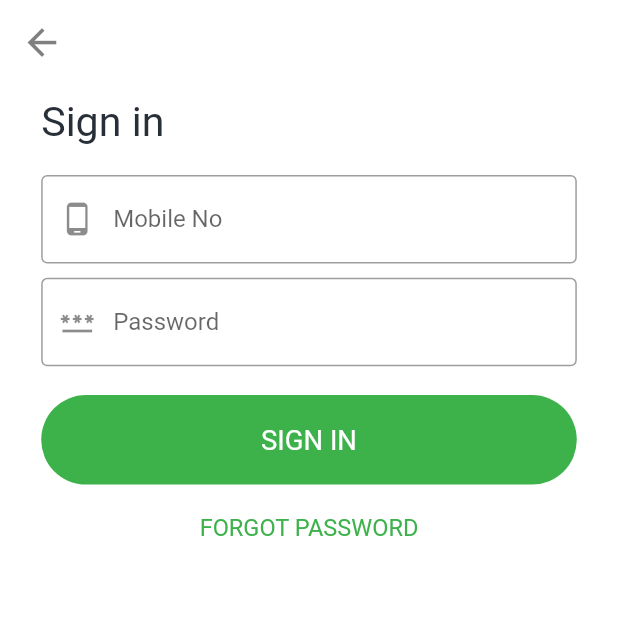
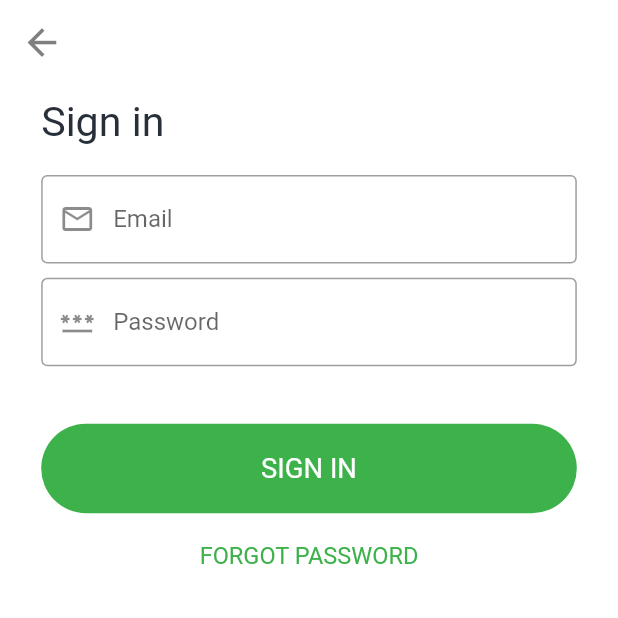
Before and after one commit to MhMahdi94/taxi_app, a Flutter app: the screen it shows after launch, after a tap on "SIGN IN", on a phone screen of 412 x 824 dp, the top half of it. Run offline on Flutter 3.47's test engine with Material 2 defaults, Android fonts, the phone set to English and light mode, and no system bars; our stand-ins replace awesome_snackbar_content, firebase_auth, firebase_core, flutter_bloc, flutter_screenutil, flutter_spinkit and 2 more; accounts and stored records are empty; network calls fail.

Commit message:
firebase auth/ signin function

```diff
--- a/lib/modules/auth/cubit/states.dart
+++ b/lib/modules/auth/cubit/states.dart
@@ -11,3 +11,13 @@ class AuthSignUpFailureState extends AuthStates {
 
   AuthSignUpFailureState(this.error);
 }
+
+class AuthSignInLoadingState extends AuthStates {}
+
+class AuthSignInSuccessState extends AuthStates {}
+
+class AuthSignInFailureState extends AuthStates {
+  final String? error;
+
+  AuthSignInFailureState(this.error);
+}
--- a/lib/modules/auth/signin_screen.dart
+++ b/lib/modules/auth/signin_screen.dart
@@ -1,9 +1,15 @@
+import 'package:awesome_snackbar_content/awesome_snackbar_content.dart';
 import 'package:flutter/material.dart';
 import 'package:flutter/src/widgets/framework.dart';
 import 'package:flutter/src/widgets/placeholder.dart';
+import 'package:flutter_bloc/flutter_bloc.dart';
 import 'package:flutter_screenutil/flutter_screenutil.dart';
+import 'package:flutter_spinkit/flutter_spinkit.dart';
+import 'package:taxi_application/modules/auth/cubit/cubit.dart';
+import 'package:taxi_application/modules/auth/cubit/states.dart';
 import 'package:taxi_application/shared/colors.dart';
 import 'package:taxi_application/shared/components.dart';
+import 'package:taxi_application/shared/functions.dart';
 
 class SignInScreen extends StatelessWidget {
   const SignInScreen({super.key});
@@ -11,9 +17,55 @@ class SignInScreen extends StatelessWidget {
   @override
   Widget build(BuildContext context) {
     var formKey = GlobalKey<FormState>();
-    TextEditingController numberController = TextEditingController();
+    TextEditingController emailController = TextEditingController();
     TextEditingController pwdController = TextEditingController();
 
+    return BlocConsumer<AuthCubit, AuthStates>(
+      listener: (context, state) {
+        // TODO: implement listener
+        if (state is AuthSignInFailureState) {
+          final snackBar = SnackBar(
+            /// need to set following properties for best effect of awesome_snackbar_content
+            elevation: 0,
+            behavior: SnackBarBehavior.floating,
+            backgroundColor: Colors.transparent,
+            content: AwesomeSnackbarContent(
+              title: 'Error!',
+              message: 'Invalid Credentials', //state.error!,
+
+              /// change contentType to ContentType.success, ContentType.warning or ContentType.help for variants
+              contentType: ContentType.failure,
+            ),
+          );
+
+          ScaffoldMessenger.of(context)
+            ..hideCurrentSnackBar()
+            ..showSnackBar(snackBar);
+        }
+
+        if (state is AuthSignInSuccessState) {
+          final snackBar = SnackBar(
+            /// need to set following properties for best effect of awesome_snackbar_content
+            elevation: 0,
+            behavior: SnackBarBehavior.floating,
+            backgroundColor: Colors.transparent,
+            content: AwesomeSnackbarContent(
+              title: 'Oh Hey!!!',
+              message: 'Successful',
+
+              /// change contentType to ContentType.success, ContentType.warning or ContentType.help for variants
+              contentType: ContentType.success,
+            ),
+          );
+
+          ScaffoldMessenger.of(context)
+            ..hideCurrentSnackBar()
+            ..showSnackBar(snackBar);
+          // navigateTo(context, const SignInScreen());
+        }
+      },
+      builder: (context, state) {
+        AuthCubit authCubit = AuthCubit.get(context);
         return Scaffold(
           appBar: AppBar(),
           body: Padding(
@@ -37,10 +89,10 @@ class SignInScreen extends StatelessWidget {
                     height: 16.h,
                   ),
                   AppTextForm(
-                controller: numberController,
-                label: 'Mobile No',
+                    controller: emailController,
+                    label: 'Email',
                     validator: (value) {},
-                iconData: Icons.phone_android,
+                    iconData: Icons.email_outlined,
                   ),
                   SizedBox(
                     height: 8.h,
@@ -53,16 +105,40 @@ class SignInScreen extends StatelessWidget {
                     iconData: Icons.password,
                   ),
                   SizedBox(
-                height: 16.h,
+                    height: 32.h,
                   ),
-              AppButton(
+                  authCubit.signInLoading
+                      ? SpinKitChasingDots(
+                          color: mainColor,
+                          size: 30.sp,
+                          // controller: AnimationController(
+                          //     vsync: this, duration: const Duration(milliseconds: 1500)),
+                        )
+                      : AppButton(
                           label: 'SIGN IN',
-                onTap: () {},
+                          onTap: () {
+                            authCubit.signInWithEmailAndPassword(
+                              emailController.text,
+                              pwdController.text,
+                            );
+                          },
                         ),
                   SizedBox(
                     height: 16.h,
                   ),
-              AppTextButton(
+                  authCubit.signInLoading
+                      ? Center(
+                          child: Text(
+                            'Please Wait',
+                            style: TextStyle(
+                              color: mainColor,
+                              fontSize: 18.sp,
+                              fontWeight: FontWeight.w500,
+                              letterSpacing: 2,
+                            ),
+                          ),
+                        )
+                      : AppTextButton(
                           label: 'FORGOT PASSWORD',
                           color: mainColor,
                           onTap: () {},
@@ -73,5 +149,7 @@ class SignInScreen extends StatelessWidget {
             ),
           ),
         );
+      },
+    );
   }
 }
--- a/lib/modules/auth/signup_screen.dart
+++ b/lib/modules/auth/signup_screen.dart
@@ -62,7 +62,7 @@ class SignUpScreen extends StatelessWidget {
           ScaffoldMessenger.of(context)
             ..hideCurrentSnackBar()
             ..showSnackBar(snackBar);
-          navigateTo(context, SignInScreen());
+          navigateTo(context, const SignInScreen());
         }
       },
       builder: (context, state) {
```
Also changed, not shown: lib/modules/auth/cubit/cubit.dart (+28 -0 lines), 1 other file. Lines whose indentation alone changed are shown as unchanged.
